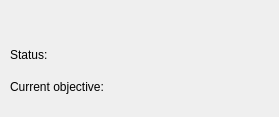
Qt form core/view/gui/PlayerDataWidget.ui (Antho1605/Labyrinth) before a commit.
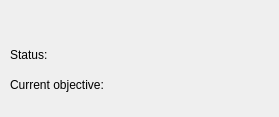
The same form after that commit.

What changed in the file:
```diff
--- a/core/view/gui/PlayerDataWidget.ui
+++ b/core/view/gui/PlayerDataWidget.ui
@@ -23,6 +23,12 @@
     </rect>
    </property>
    <layout class="QVBoxLayout" name="verticalLayout">
+    <property name="spacing">
+     <number>0</number>
+    </property>
+    <property name="sizeConstraint">
+     <enum>QLayout::SetMinimumSize</enum>
+    </property>
     <item>
      <widget class="QLabel" name="player">
       <property name="font">
```
